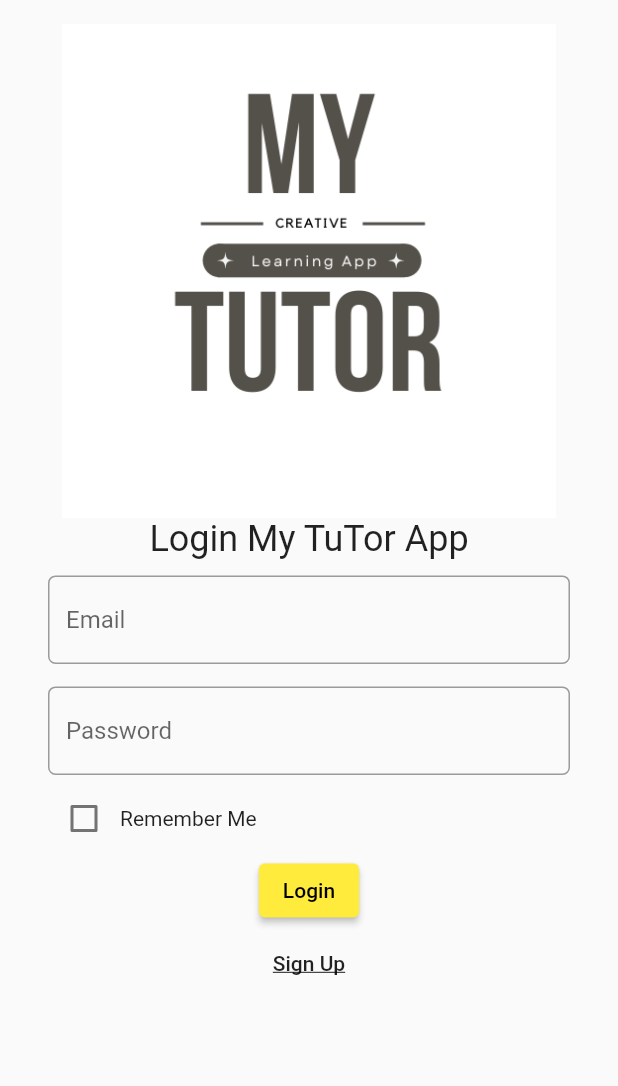
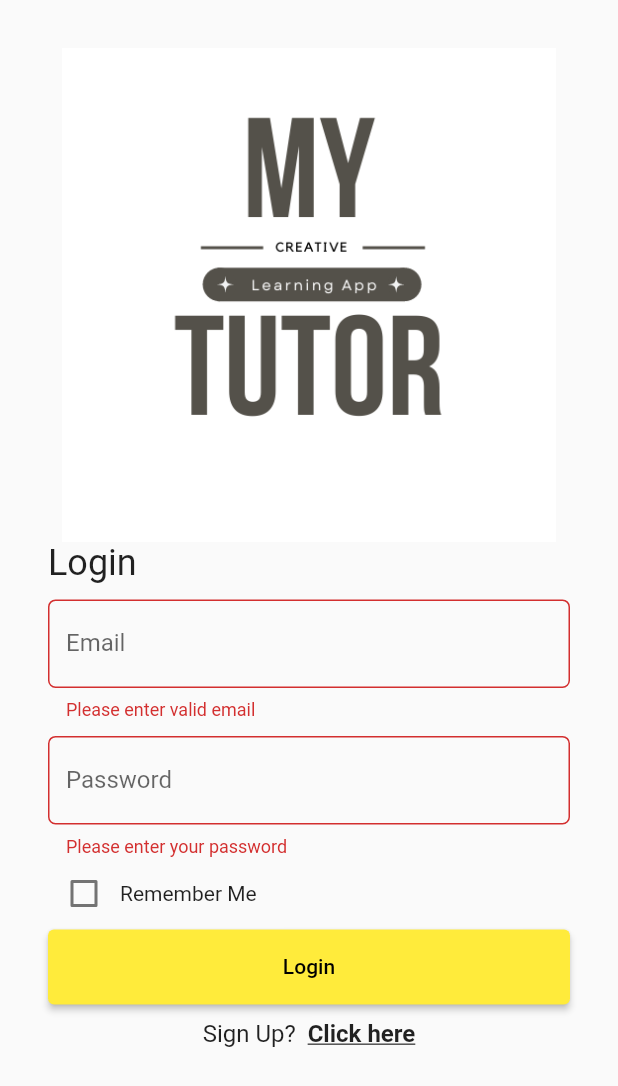
Before and after one commit to jcleong24/mytutor, a Flutter app: the screen it shows after launch, after a tap on "Login", on a phone screen of 412 x 824 dp. Shown: the top 1086 px of the screen. Run offline on Flutter 3.47's test engine with Material 2 defaults, Android fonts, the phone set to English and light mode, and no system bars; our stand-ins replace cached_network_image, fluttertoast, google_fonts, image_cropper, image_picker, shared_preferences and 1 more; network calls fail; Roboto replaces fonts that are missing (Anaheim).

Commit message:
Add files via upload

```diff
--- a/lib/views/loginscreen.dart
+++ b/lib/views/loginscreen.dart
@@ -1,9 +1,15 @@
+import 'dart:convert';
 import 'package:flutter/material.dart';
 import 'package:fluttertoast/fluttertoast.dart';
 import 'package:http/http.dart' as http;
+import 'package:mytutor/models/user.dart';
 import 'package:mytutor/views/regisscreen.dart';
-
+import 'package:mytutor/views/tutorscreen.dart';
+import 'package:shared_preferences/shared_preferences.dart';
 import '../constants.dart';
+import 'package:sn_progress_dialog/sn_progress_dialog.dart';
+import 'mainscreen.dart';
+import '../models/user.dart';
 
 class LoginScreen extends StatefulWidget {
   const LoginScreen({Key? key}) : super(key: key);
@@ -17,6 +23,13 @@ class _LoginScreenState extends State<LoginScreen> {
   bool remember = false;
   TextEditingController emailCtrl = TextEditingController();
   TextEditingController passwordCtrl = TextEditingController();
+  final _formKey = GlobalKey<FormState>();
+
+  @override
+  void initState() {
+    super.initState();
+    _loadPref();
+  }
 
   @override
   Widget build(BuildContext context) {
@@ -24,88 +37,215 @@ class _LoginScreenState extends State<LoginScreen> {
     screenWidth = MediaQuery.of(context).size.width;
     return Scaffold(
         body: SingleChildScrollView(
-      child: Column(mainAxisAlignment: MainAxisAlignment.center, children: [
+      child: Center(
+        child: SizedBox(
+          width: screenWidth,
+          child: Form(
+            key: _formKey,
+            child: Column(
+              mainAxisAlignment: MainAxisAlignment.center,
+              children: [
                 Padding(
-            padding: const EdgeInsets.fromLTRB(32, 16, 32, 0),
+                  padding: const EdgeInsets.fromLTRB(32, 32, 32, 32),
                   child: Column(
-                crossAxisAlignment: CrossAxisAlignment.center,
+                    crossAxisAlignment: CrossAxisAlignment.start,
+                    mainAxisSize: MainAxisSize.min,
                     children: [
                       SizedBox(
                           height: screenHeight / 2.5,
                           width: screenWidth,
                           child: Image.asset('assets/images/logo.png')),
-                  const Text("Login My TuTor App",
-                      style: TextStyle(fontSize: 24)),
-                  Padding(
-                    padding: const EdgeInsets.fromLTRB(0, 10, 0, 10),
-                    child: TextField(
+                      const Text(
+                        "Login",
+                        style: TextStyle(fontSize: 24),
+                      ),
+                      const SizedBox(height: 10),
+                      TextFormField(
                         controller: emailCtrl,
                         decoration: InputDecoration(
-                          hintText: "Email",
+                            labelText: 'Email',
                             border: OutlineInputBorder(
                                 borderRadius: BorderRadius.circular(5.0))),
-                      keyboardType: TextInputType.emailAddress,
+                        validator: (value) {
+                          if (value == null || value.isEmpty) {
+                            return 'Please enter valid email';
+                          }
+                          bool emailValid = RegExp(
+                                  r"^[a-zA-Z0-9.a-zA-Z0-9.!#$%&'*+-/=?^_`{|}~]+@[a-zA-Z0-9]+\.[a-zA-Z]+")
+                              .hasMatch(value);
+
+                          if (!emailValid) {
+                            return 'Please enter a valid email';
+                          }
+                          return null;
+                        },
                       ),
+                      const SizedBox(
+                        height: 10,
                       ),
-                  Padding(
-                      padding: const EdgeInsets.fromLTRB(0, 5, 0, 5),
-                      child: TextField(
+                      TextFormField(
                         controller: passwordCtrl,
+                        obscureText: true,
                         decoration: InputDecoration(
-                            hintText: "Password",
+                            labelText: 'Password',
                             border: OutlineInputBorder(
                                 borderRadius: BorderRadius.circular(5.0))),
-                        keyboardType: TextInputType.visiblePassword,
-                        obscureText: true,
-                      )),
+                        validator: (value) {
+                          if (value == null || value.isEmpty) {
+                            return 'Please enter your password';
+                          }
+                          if (value.length < 6) {
+                            return "Password must be at least 6 characters";
+                          }
+                          return null;
+                        },
+                      ),
                       Row(
                         children: [
-                      Checkbox(value: remember, onChanged: _OnRememberMe),
+                          Checkbox(
+                            value: remember,
+                            onChanged: (bool? value) {
+                              _OnRememberMe(value!);
+                            },
+                          ),
                           const Text("Remember Me")
                         ],
                       ),
                       SizedBox(
+                        width: screenWidth,
+                        height: 50,
                         child: ElevatedButton(
                           child: const Text("Login"),
                           onPressed: _loginUser,
+                        ),
+                      ),
+                      Row(
+                          mainAxisAlignment: MainAxisAlignment.center,
+                          children: <Widget>[
+                            const Text("Sign Up?  ",
+                                style: TextStyle(
+                                  fontSize: 16.0,
+                                  height: 2.0,
                                 )),
-                  MaterialButton(
-                    shape: RoundedRectangleBorder(
-                        borderRadius: BorderRadius.circular(5.0)),
-                    minWidth: 115,
-                    height: 50,
-                    child: const Text("Sign Up",
-                        style: TextStyle(decoration: TextDecoration.underline)),
-                    elevation: 10,
-                    onPressed: _registerAccount,
+                            GestureDetector(
+                                onTap: () => {
+                                      Navigator.push(
+                                          context,
+                                          MaterialPageRoute(
+                                              builder: (BuildContext context) =>
+                                                  const RegisScreen()))
+                                    },
+                                child: const Text("Click here",
+                                    style: TextStyle(
+                                      fontSize: 16.0,
+                                      height: 2.0,
+                                      fontWeight: FontWeight.bold,
+                                      decoration: TextDecoration.underline,
+                                    )))
+                          ]),
+                    ],
                   ),
-                ]))
-      ]),
+                ),
+              ],
+            ),
+          ),
+        ),
+      ),
     ));
   }
 
-  void _OnRememberMe(bool? value) {
+  void _saveRemovePref(bool value) async {
+    if (_formKey.currentState!.validate()) {
+      _formKey.currentState!.save();
+      String email = emailCtrl.text;
+      String password = passwordCtrl.text;
+      SharedPreferences prefs = await SharedPreferences.getInstance();
+      if (value) {
+        await prefs.setString('email', email);
+        await prefs.setString('pass', password);
+        await prefs.setBool('remember', true);
+        Fluttertoast.showToast(
+            msg: "Preference Stored",
+            toastLength: Toast.LENGTH_SHORT,
+            gravity: ToastGravity.BOTTOM,
+            timeInSecForIosWeb: 1,
+            fontSize: 14.0);
+      } else {
+        await prefs.setString('email', '');
+        await prefs.setString('pass', '');
+        await prefs.setBool('remember', false);
+        emailCtrl.text = "";
+        passwordCtrl.text = "";
+        Fluttertoast.showToast(
+            msg: "Preference Removed",
+            toastLength: Toast.LENGTH_SHORT,
+            gravity: ToastGravity.BOTTOM,
+            timeInSecForIosWeb: 1,
+            fontSize: 14.0);
+      }
+    } else {
+      Fluttertoast.showToast(
+          msg: "Preference Failed",
+          toastLength: Toast.LENGTH_SHORT,
+          gravity: ToastGravity.BOTTOM,
+          timeInSecForIosWeb: 1,
+          fontSize: 14.0);
+      remember = false;
+    }
+  }
+
+  void _OnRememberMe(bool value) {
+    remember = value;
     setState(() {
-      remember = value!;
+      if (remember) {
+        _saveRemovePref(true);
+      } else {
+        _saveRemovePref(false);
+      }
     });
+  }
+
+  Future<void> _loadPref() async {
+    SharedPreferences prefs = await SharedPreferences.getInstance();
+    String email = (prefs.getString('email')) ?? '';
+    String password = (prefs.getString('pass')) ?? '';
+    remember = (prefs.getBool('remember')) ?? false;
+
+    if (remember) {
+      setState(() {
+        emailCtrl.text = email;
+        passwordCtrl.text = password;
+        remember = true;
+      });
+    }
   }
 
   void _loginUser() {
     String _email = emailCtrl.text;
     String _password = passwordCtrl.text;
-    if (_email.isNotEmpty && _password.isNotEmpty) {
-      http.post(Uri.parse(CONSTANTS.server + "/mytutor/php/new_user.php"),
+    if (_formKey.currentState!.validate()) {
+      _formKey.currentState!.save();
+      ProgressDialog pd = ProgressDialog(context: context);
+      pd.show(msg: 'Logging in..', max: 100);
+      http.post(
+          Uri.parse(
+              CONSTANTS.server + "/mytutor/php_folder/php/login_user.php"),
           body: {"email": _email, "password": _password}).then((response) {
         print(response.body);
-        if (response.body == "Success") {
+        var data = jsonDecode(response.body);
+        if (response.statusCode == 200 && data['status'] == 'success') {
+          User user = User.fromJson(data['data']);
+
           Fluttertoast.showToast(
               msg: "Success",
               toastLength: Toast.LENGTH_SHORT,
               gravity: ToastGravity.BOTTOM,
               timeInSecForIosWeb: 1,
               fontSize: 16.0);
-          // Navigator.pushReplacement(context,
-          //     MaterialPageRoute(builder: (content) => const RegisterPage()));
+          pd.update(value: 100, msg: "Completed");
+          pd.close();
+          Navigator.pushReplacement(
+              context, MaterialPageRoute(builder: (content) => MainScreen()));
         } else {
           Fluttertoast.showToast(
               msg: "Failed",
@@ -113,38 +253,10 @@ class _LoginScreenState extends State<LoginScreen> {
               gravity: ToastGravity.BOTTOM,
               timeInSecForIosWeb: 1,
               fontSize: 16.0);
+          pd.update(value: 100, msg: "Failed");
+          pd.close();
         }
       });
     }
   }
-
-  void _registerAccount() {
-    showDialog(
-        context: context,
-        builder: (BuildContext context) {
-          return AlertDialog(
-              shape: const RoundedRectangleBorder(
-                  borderRadius: BorderRadius.all(Radius.circular(20.0))),
-              title: const Text("Register new Account", style: TextStyle()),
-              content: const Text("Are you sure?", style: TextStyle()),
-              actions: <Widget>[
-                TextButton(
-                    child: const Text("Yes"),
-                    onPressed: () {
-                      Navigator.of(context).pop();
-                      Navigator.pushReplacement(
-                          context,
-                          MaterialPageRoute(
-                              builder: (content) => const RegisScreen()));
-                    }),
-                TextButton(
-                    child: const Text(
-                      "No",
-                    ),
-                    onPressed: () {
-                      Navigator.of(context).pop();
-                    }),
-              ]);
-        });
 }
-}
--- a/lib/views/regisscreen.dart
+++ b/lib/views/regisscreen.dart
@@ -310,7 +310,9 @@ class _RegisScreenState extends State<RegisScreen> {
     String _userpassword2 = password2Ctrl.text;
     String _useraddress = addressCtrl.text;
     String base64Image = base64Encode(_image!.readAsBytesSync());
-    http.post(Uri.parse(CONSTANTS.server + "/mytutor/php/new_user.php"), body: {
+    http.post(
+        Uri.parse(CONSTANTS.server + "/mytutor/php_folder/php/new_user.php"),
+        body: {
           "name": _username,
           "email": _useremail,
           "phone": _userphone,
@@ -331,7 +333,7 @@ class _RegisScreenState extends State<RegisScreen> {
         Navigator.of(context).pop();
       } else {
         Fluttertoast.showToast(
-            msg: data['status'],
+            msg: data['Failed'],
             toastLength: Toast.LENGTH_SHORT,
             gravity: ToastGravity.BOTTOM,
             timeInSecForIosWeb: 1,
```
Also changed, not shown: lib/views/mainscreen.dart (added, +221 -0 lines), lib/views/tutorscreen.dart (added, +189 -0 lines). Lines whose indentation alone changed are shown as unchanged.
